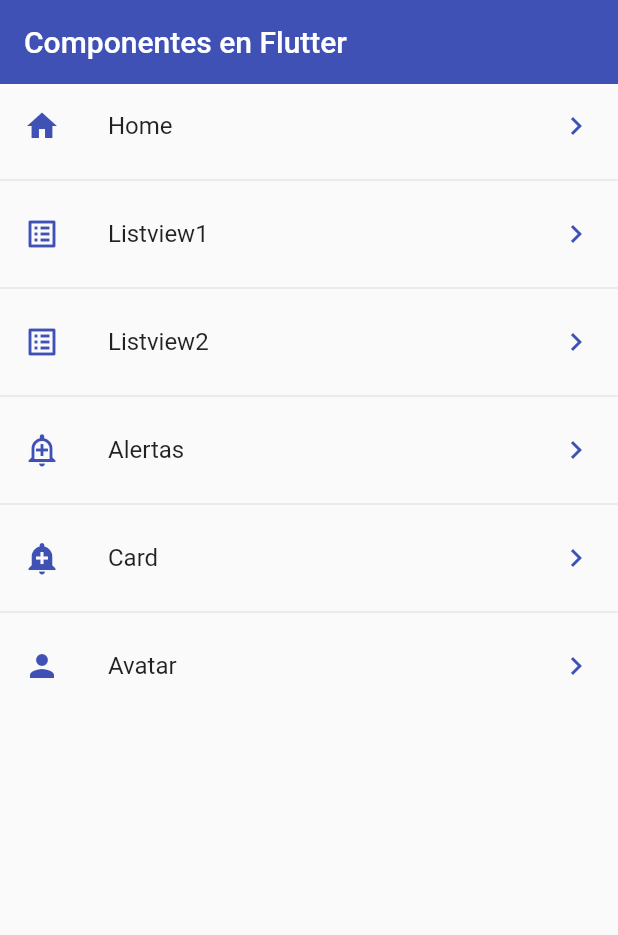
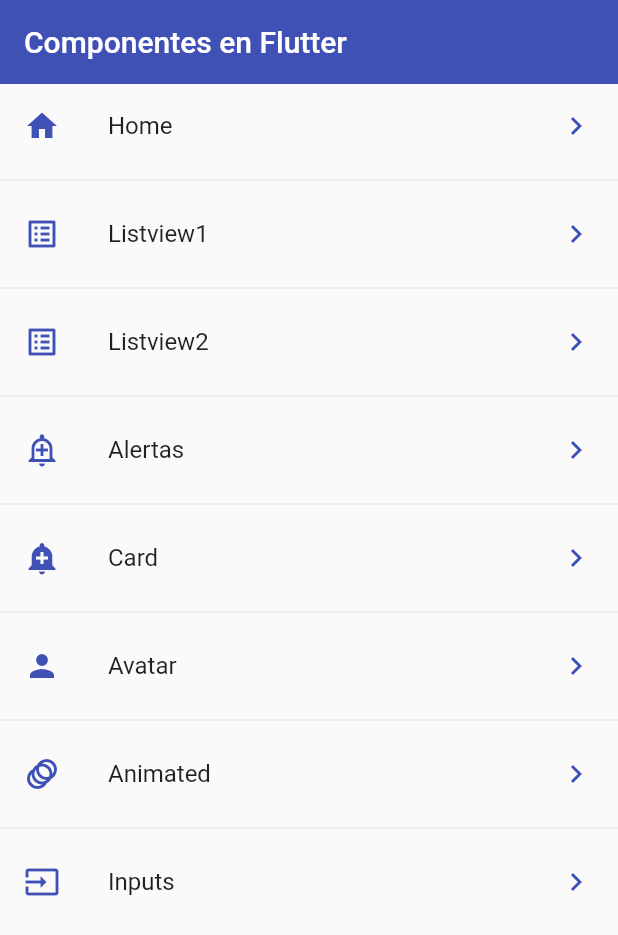
Before and after one commit to flutter-spain/fl_components, a Flutter app: the screen it shows after launch, on a phone screen of 412 x 824 dp. Shown: the top 935 px of the screen. Run offline on Flutter 3.47's test engine with Material 2 defaults, Android fonts, the phone set to English and light mode, and no system bars.

Commit message:
89 Centralizar estilos del input nombre

```diff
--- a/lib/router/app_routers.dart
+++ b/lib/router/app_routers.dart
@@ -42,12 +42,26 @@ class AppRouter {
       name: 'Avatar',
       screen: const AvatarScreen(),
     ),
+    MenuOption(
+      route: 'animated',
+      icon: Icons.animation,
+      name: 'Animated',
+      screen: const AnimatedScreen(),
+    ),
+    MenuOption(
+      route: 'inputs',
+      icon: Icons.input,
+      name: 'Inputs',
+      screen: const InputsScreen(),
+    ),
   ];
 
   static Map<String, Widget Function(BuildContext)> getAppRoutes(){
     Map<String, Widget Function(BuildContext)> appRoutes = {
        for (final option in menuOption) option.route: (BuildContext context) => option.screen
     };
+
+    // appRoutes.addAll({ 'home' : (BuildContext context) => const HomeScreen() });
 
     return appRoutes;
   }
--- a/lib/screens/screens.dart
+++ b/lib/screens/screens.dart
@@ -1,3 +1,5 @@
+export 'package:fl_components/screens/inputs_screen.dart';
+export 'package:fl_components/screens/animated_screen.dart';
 export 'package:fl_components/screens/avatar_screen.dart';
 export 'package:fl_components/screens/alert_screen.dart';
 export 'package:fl_components/screens/card_screen.dart';
--- a/lib/themes/app_theme_indigo.dart
+++ b/lib/themes/app_theme_indigo.dart
@@ -32,6 +32,29 @@ class AppThemeIndigo {
               )
            ),
         ),
+
+      inputDecorationTheme: const InputDecorationTheme(
+         floatingLabelStyle:  TextStyle(color: primaryColor),
+          labelStyle: TextStyle(color: primaryColor),
+
+          enabledBorder: OutlineInputBorder(
+            borderSide: BorderSide(color: primaryColor),
+            borderRadius: BorderRadius.all(Radius.circular(10))
+          ),
+
+          focusedBorder: OutlineInputBorder(
+            borderSide: BorderSide(color: primaryColor),
+            borderRadius: BorderRadius.all(Radius.circular(10))
+          ),
+
+          border: OutlineInputBorder(
+            borderSide: BorderSide(color: primaryColor),
+            borderRadius: BorderRadius.all(Radius.circular(10))
+          ),
+
+      ),
+
+
       );
 
 
--- a/lib/widgets/widgets.dart
+++ b/lib/widgets/widgets.dart
@@ -1,2 +1,3 @@
+export 'package:fl_components/widgets/custom_input_field.dart';
 export 'package:fl_components/widgets/custom_card_type_1.dart';
 export 'package:fl_components/widgets/custom_card_type_2.dart';
```
Also changed, not shown: lib/screens/animated_screen.dart (added, +69 -0 lines), lib/screens/inputs_screen.dart (added, +34 -0 lines), lib/widgets/custom_input_field.dart (added, +48 -0 lines).
